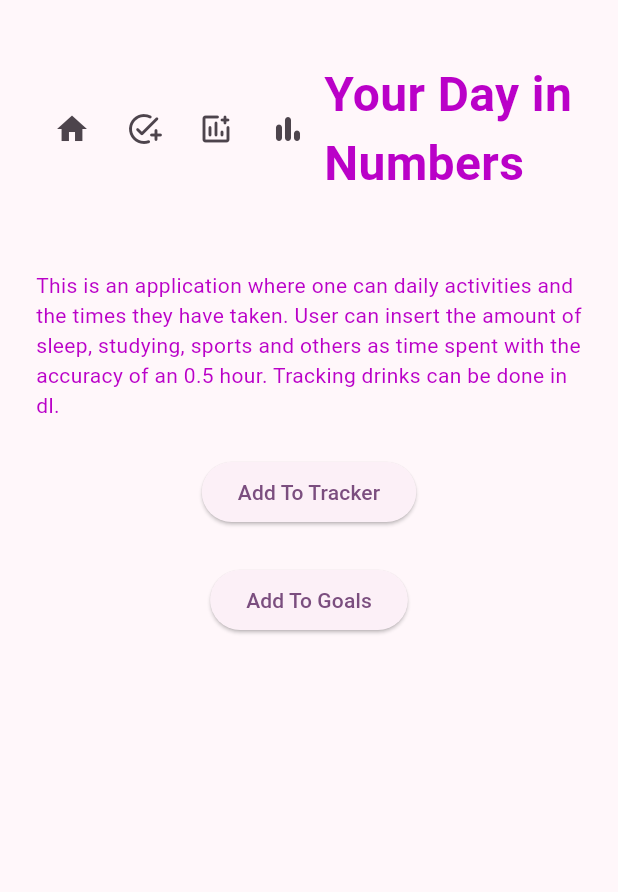
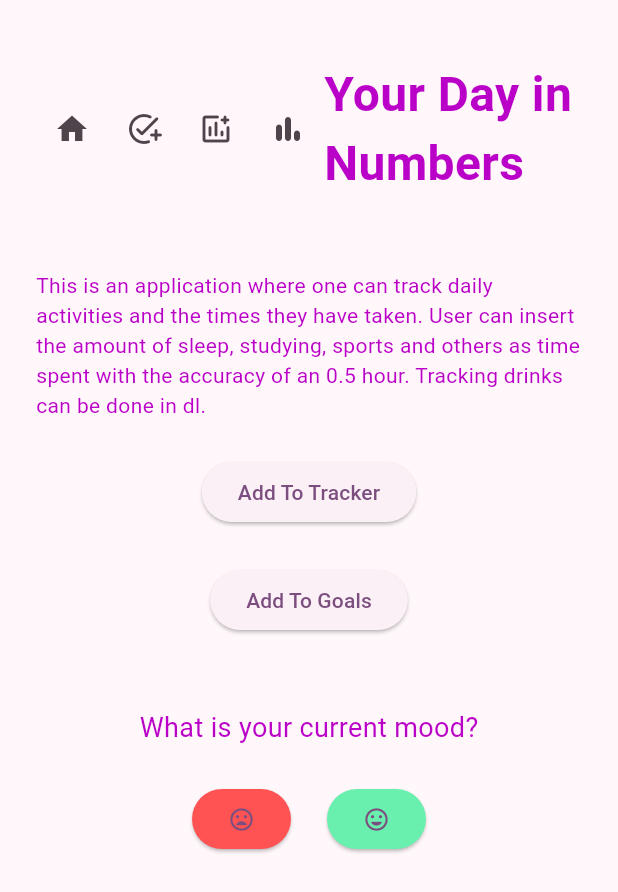
Before and after one commit to SofiaElo/flutter_application_daily_activities, a Flutter app: the screen it shows after launch, on a phone screen of 412 x 824 dp. Shown: the top 892 px of the screen. Run offline on Flutter 3.47's test engine with Material 3 defaults, Android fonts, the phone set to English and light mode, and no system bars; our stand-ins replace flutter_form_builder, form_builder_validators, get, hive_ce_flutter, syncfusion_flutter_charts; accounts and stored records are empty.

Commit message:
added mood

```diff
--- a/lib/main.dart
+++ b/lib/main.dart
@@ -1,8 +1,9 @@
 import 'package:flutter/material.dart';
-import 'package:flutter_application_1/controllers/drinks_controller.dart';
+import 'controllers/drinks_controller.dart';
 import 'package:get/get.dart';
 
 import 'pages/home_screen.dart';
+import 'pages/mood_screen.dart';
 import 'controllers/activities_controller.dart';
 import 'package:hive_ce_flutter/hive_flutter.dart';
 import 'controllers/goals_controller.dart';
@@ -48,6 +49,12 @@ class MyApp extends StatelessWidget {
           ),
         );
       },
-      home: HomeScreen());
+      initialRoute: '/',
+    getPages: [
+      GetPage(name: '/', page: () => HomeScreen()),
+      GetPage(name: '/mood/:id', page: () => MoodScreen()),
+      // Add more routes as needed
+    ],
+    );
   }
 }
--- a/lib/pages/home_screen.dart
+++ b/lib/pages/home_screen.dart
@@ -17,8 +17,8 @@ Widget build(BuildContext context) {
         Center(
             child:
               Text(
-                "This is an application where one can daily activities and the times they have taken. User can insert the amount of sleep, studying, sports and others as time spent with the accuracy of an 0.5 hour. Tracking drinks can be done in dl.",
-                style: TextStyle(color: Color.fromRGBO(186,1,200,1), ),
+                "This is an application where one can track daily activities and the times they have taken. User can insert the amount of sleep, studying, sports and others as time spent with the accuracy of an 0.5 hour. Tracking drinks can be done in dl.",
+                style: TextStyle(color: Color.fromRGBO(186,1,200,1)),
               ),
         ),
         SizedBox(height: 24.0),
@@ -35,6 +35,22 @@ Widget build(BuildContext context) {
             child: Text('Add To Goals'),
           ),
           ),
+          SizedBox(height: 48),
+        Center(
+          child: Column(children: [
+            Text("What is your current mood?",
+            style: TextStyle(color: Color.fromRGBO(186,1,200,1), fontSize: 18),),
+            SizedBox(height: 24.0),
+            Row(
+              mainAxisAlignment: MainAxisAlignment.center,
+              children: [
+                ElevatedButton(onPressed: () => Get.toNamed('/mood/sad'), style: ElevatedButton.styleFrom(backgroundColor: Colors.redAccent), child: Icon(Icons.mood_bad_rounded)),
+                SizedBox(width: 24),
+                ElevatedButton(onPressed: () => Get.toNamed('/mood/happy'), style: ElevatedButton.styleFrom(backgroundColor: Colors.greenAccent), child: Icon(Icons.mood_rounded)),
+            ],),
+          ],
+          ),
+        ),
       ],
     ),
   );
--- a/lib/widgets/nav.dart
+++ b/lib/widgets/nav.dart
@@ -1,9 +1,9 @@
 import 'package:flutter/material.dart';
 import 'package:get/get.dart';
 
-import '../../pages/home_screen.dart';
-import '../../pages/results_screen.dart';
-import '../../pages/goals_screen.dart';
+import '../pages/home_screen.dart';
+import '../pages/results_screen.dart';
+import '../pages/goals_screen.dart';
 import '../pages/form_screen.dart';
 
 
```
Also changed, not shown: lib/pages/mood_screen.dart (added, +33 -0 lines), 1 other file.
